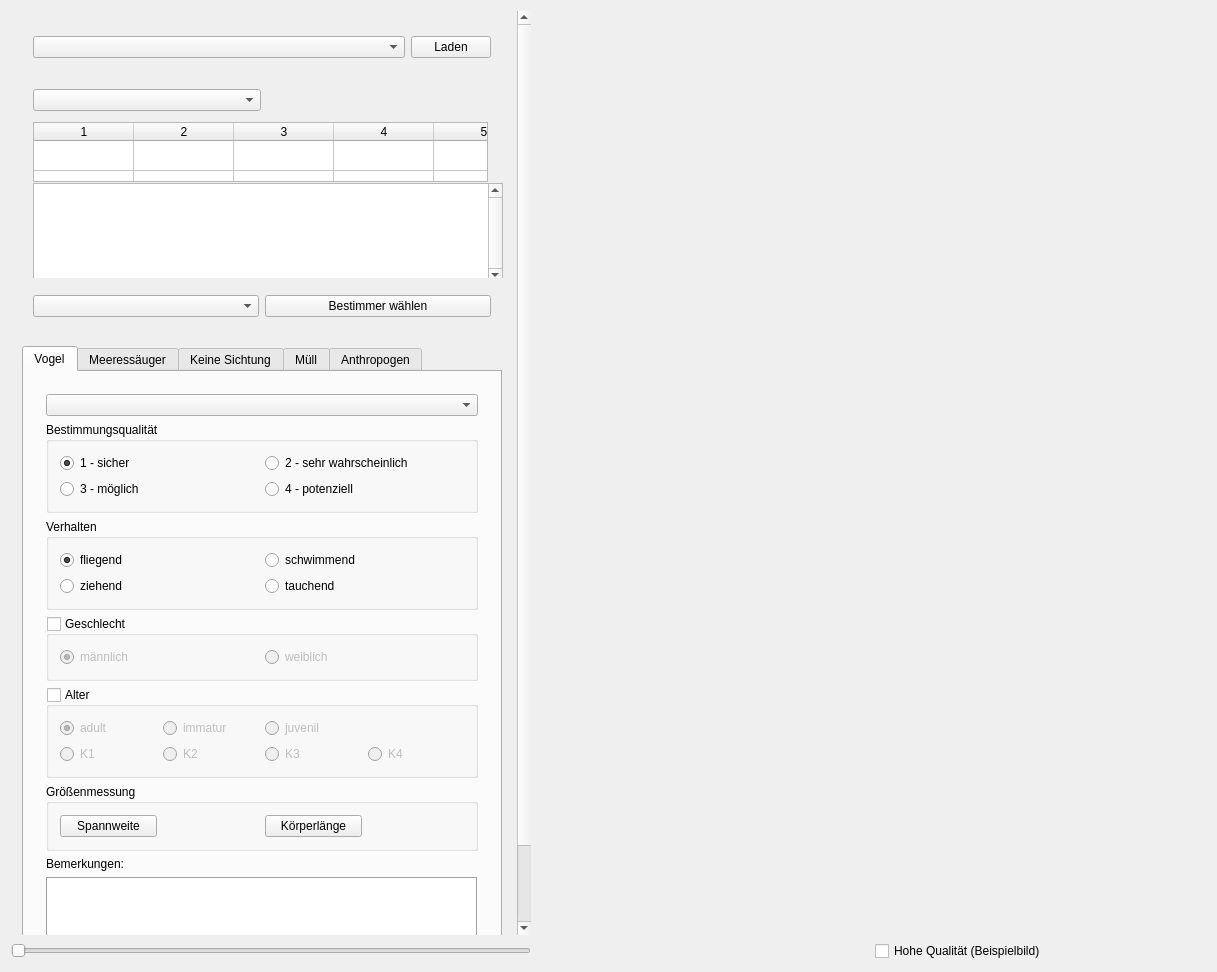
Above: mainwindow.ui from ifaoe/2014-10-Bird-View before the change. Below: the same form after it.
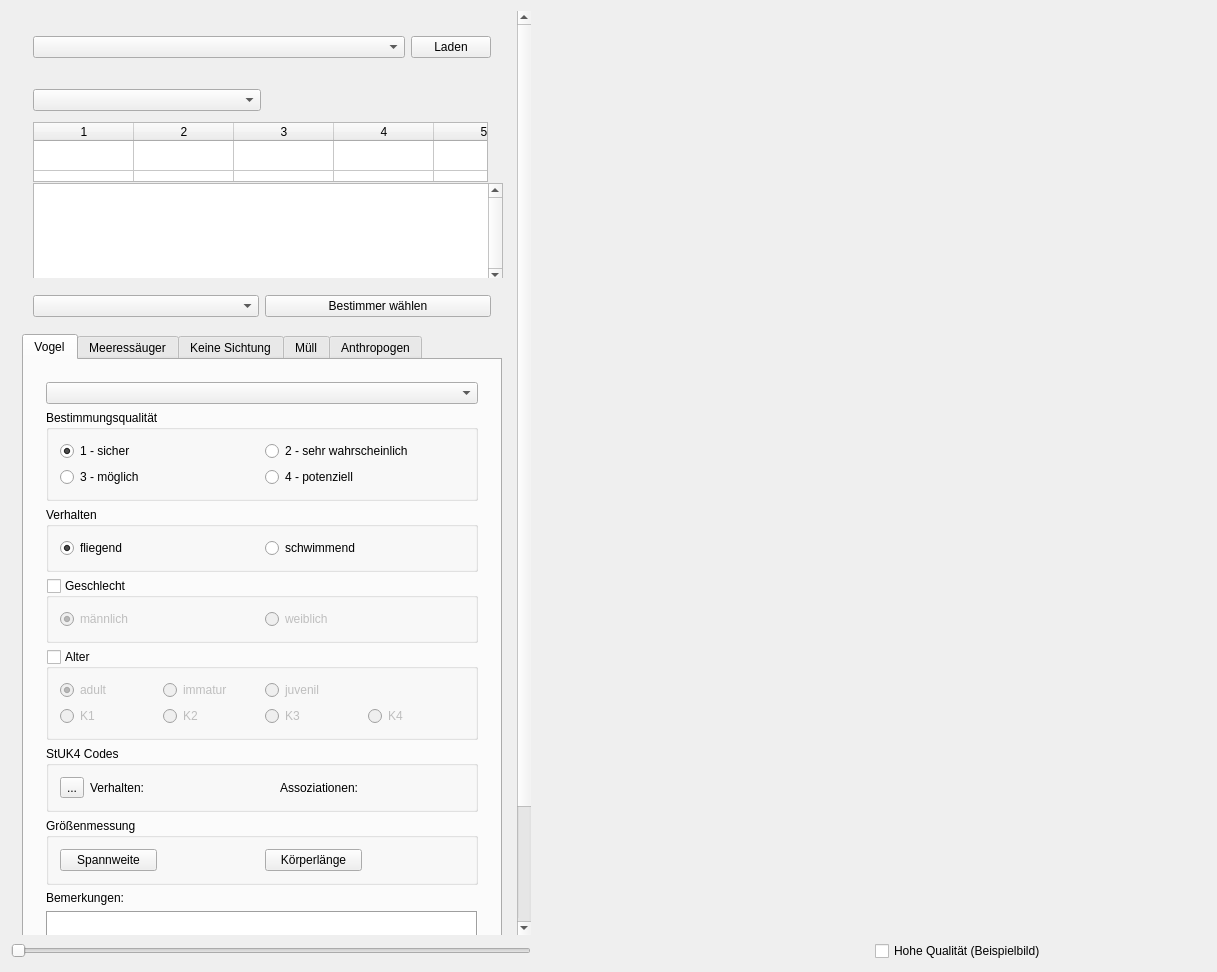
That is the form after the change.

Commit message: Stuk4 Code Implementation TODO: ResizeRows

What changed in the file:
```diff
--- a/mainwindow.ui
+++ b/mainwindow.ui
@@ -96,9 +96,9 @@
        <property name="geometry">
         <rect>
          <x>0</x>
-         <y>0</y>
+         <y>-143</y>
          <width>507</width>
-         <height>1015</height>
+         <height>1065</height>
         </rect>
        </property>
        <layout class="QVBoxLayout" name="verticalLayout">
@@ -324,13 +324,13 @@
           <property name="minimumSize">
            <size>
             <width>480</width>
-            <height>625</height>
+            <height>675</height>
            </size>
           </property>
           <property name="maximumSize">
            <size>
             <width>16777215</width>
-            <height>600</height>
+            <height>750</height>
            </size>
           </property>
           <property name="tabShape">
@@ -340,6 +340,12 @@
            <number>0</number>
           </property>
           <widget class="QWidget" name="tabBird">
+           <property name="sizePolicy">
+            <sizepolicy hsizetype="Preferred" vsizetype="Expanding">
+             <horstretch>0</horstretch>
+             <verstretch>0</verstretch>
+            </sizepolicy>
+           </property>
            <property name="dbvalue" stdset="0">
             <string>BIRD</string>
            </property>
@@ -349,6 +355,12 @@
            <layout class="QVBoxLayout" name="verticalLayout_5">
             <item>
              <widget class="QWidget" name="wdgBird" native="true">
+              <property name="sizePolicy">
+               <sizepolicy hsizetype="Preferred" vsizetype="Expanding">
+                <horstretch>0</horstretch>
+                <verstretch>0</verstretch>
+               </sizepolicy>
+              </property>
               <layout class="QVBoxLayout" name="verticalLayout_3">
                <item>
                 <widget class="QComboBox" name="cmbBird">
@@ -483,32 +495,6 @@
                     </attribute>
                    </widget>
                   </item>
-                  <item row="1" column="0">
-                   <widget class="QRadioButton" name="rbBirdBehaveMig">
-                    <property name="text">
-                     <string comment="M">ziehend</string>
-                    </property>
-                    <property name="dbvalue" stdset="0">
-                     <string>MIG</string>
-                    </property>
-                    <attribute name="buttonGroup">
-                     <string notr="true">btngBirdBhv</string>
-                    </attribute>
-                   </widget>
-                  </item>
-                  <item row="1" column="1">
-                   <widget class="QRadioButton" name="rbBirdBehaveDive">
-                    <property name="text">
-                     <string comment="D">tauchend</string>
-                    </property>
-                    <property name="dbvalue" stdset="0">
-                     <string>DIVE</string>
-                    </property>
-                    <attribute name="buttonGroup">
-                     <string notr="true">btngBirdBhv</string>
-                    </attribute>
-                   </widget>
-                  </item>
                  </layout>
                 </widget>
                </item>
@@ -683,6 +669,36 @@
                  </layout>
                 </widget>
                </item>
+               <item>
+                <widget class="QGroupBox" name="gbxStuk4Bird">
+                 <property name="title">
+                  <string>StUK4 Codes</string>
+                 </property>
+                 <layout class="QGridLayout" name="gridLayout_5">
+                  <item row="0" column="0">
+                   <widget class="QToolButton" name="tbtStuk4CodesBird">
+                    <property name="text">
+                     <string>...</string>
+                    </property>
+                   </widget>
+                  </item>
+                  <item row="0" column="1">
+                   <widget class="QLabel" name="lblStuk4BehBird">
+                    <property name="text">
+                     <string>Verhalten:</string>
+                    </property>
+                   </widget>
+                  </item>
+                  <item row="0" column="2">
+                   <widget class="QLabel" name="lblStuk4AssBird">
+                    <property name="text">
+                     <string>Assoziationen:</string>
+                    </property>
+                   </widget>
+                  </item>
+                 </layout>
+                </widget>
+               </item>
                <item>
                 <widget class="QGroupBox" name="gbxBirdSize">
                  <property name="title">
```
Left out of the diff: 116 changed lines with no effect on the pictures. The commit also changes 9 other files.
